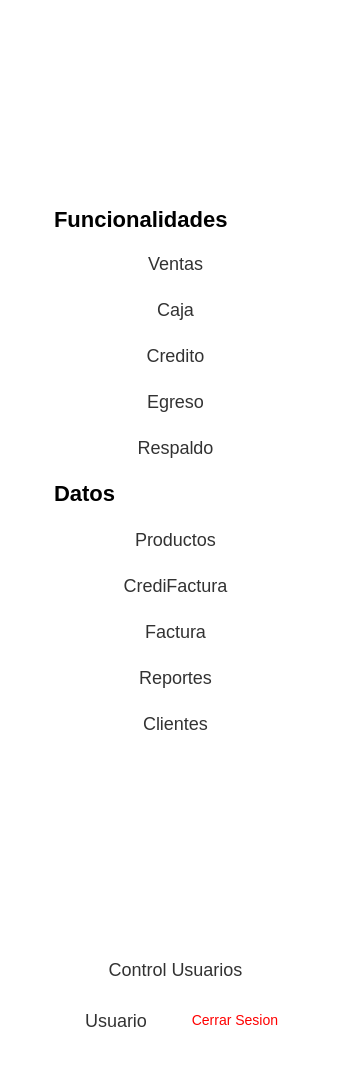
First picture: the form in app/ui/Navbar.ui, repository Alg4ret3/EMcollection, before the edit.
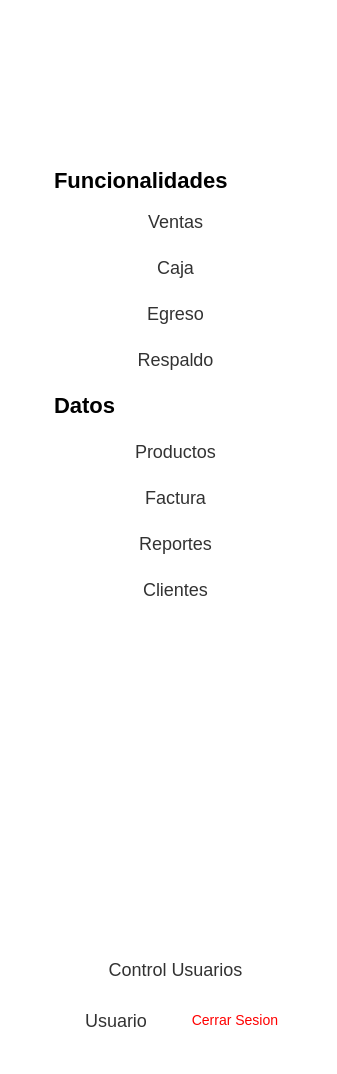
Second picture: the form after the edit. Icons and pictures are not drawn.

Patch:
```diff
--- a/app/ui/Navbar.ui
+++ b/app/ui/Navbar.ui
@@ -270,22 +270,6 @@
            </property>
           </widget>
          </item>
-         <item>
-          <spacer name="verticalSpacer_2">
-           <property name="orientation">
-            <enum>Qt::Vertical</enum>
-           </property>
-           <property name="sizeType">
-            <enum>QSizePolicy::Fixed</enum>
-           </property>
-           <property name="sizeHint" stdset="0">
-            <size>
-             <width>20</width>
-             <height>20</height>
-            </size>
-           </property>
-          </spacer>
-         </item>
          <item>
           <widget class="QLabel" name="LabelFuncionalidades">
            <property name="sizePolicy">
@@ -410,41 +394,6 @@
            </property>
           </widget>
          </item>
-         <item>
-          <widget class="QToolButton" name="BtnCredito">
-           <property name="sizePolicy">
-            <sizepolicy hsizetype="Preferred" vsizetype="Fixed">
-             <horstretch>0</horstretch>
-             <verstretch>0</verstretch>
-            </sizepolicy>
-           </property>
-           <property name="maximumSize">
-            <size>
-             <width>16777215</width>
-             <height>40</height>
-            </size>
-           </property>
-           <property name="cursor">
-            <cursorShape>PointingHandCursor</cursorShape>
-           </property>
-           <property name="text">
-            <string>   Credito</string>
-           </property>
-           <property name="icon">
-            <iconset>
-             <normaloff>../../assets/iconos/Credito.png</normaloff>../../assets/iconos/Credito.png</iconset>
-           </property>
-           <property name="iconSize">
-            <size>
-             <width>30</width>
-             <height>30</height>
-            </size>
-           </property>
-           <property name="toolButtonStyle">
-            <enum>Qt::ToolButtonTextBesideIcon</enum>
-           </property>
-          </widget>
-         </item>
          <item>
           <widget class="QToolButton" name="BtnEgreso">
            <property name="sizePolicy">
@@ -582,41 +531,6 @@
            </property>
           </widget>
          </item>
-         <item>
-          <widget class="QToolButton" name="BtnCrediFactura">
-           <property name="sizePolicy">
-            <sizepolicy hsizetype="Preferred" vsizetype="Fixed">
-             <horstretch>0</horstretch>
-             <verstretch>0</verstretch>
-            </sizepolicy>
-           </property>
-           <property name="maximumSize">
-            <size>
-             <width>16777215</width>
-             <height>40</height>
-            </size>
-           </property>
-           <property name="cursor">
-            <cursorShape>PointingHandCursor</cursorShape>
-           </property>
-           <property name="text">
-            <string>   CrediFactura</string>
-           </property>
-           <property name="icon">
-            <iconset>
-             <normaloff>../../assets/iconos/CrediFactura.png</normaloff>../../assets/iconos/CrediFactura.png</iconset>
-           </property>
-           <property name="iconSize">
-            <size>
-             <width>30</width>
-             <height>30</height>
-            </size>
-           </property>
-           <property name="toolButtonStyle">
-            <enum>Qt::ToolButtonTextBesideIcon</enum>
-           </property>
-          </widget>
-         </item>
          <item>
           <widget class="QToolButton" name="BtnFacturas">
            <property name="sizePolicy">
@@ -733,7 +647,7 @@
            <property name="sizeHint" stdset="0">
             <size>
              <width>20</width>
-             <height>200</height>
+             <height>350</height>
             </size>
            </property>
           </spacer>
```
